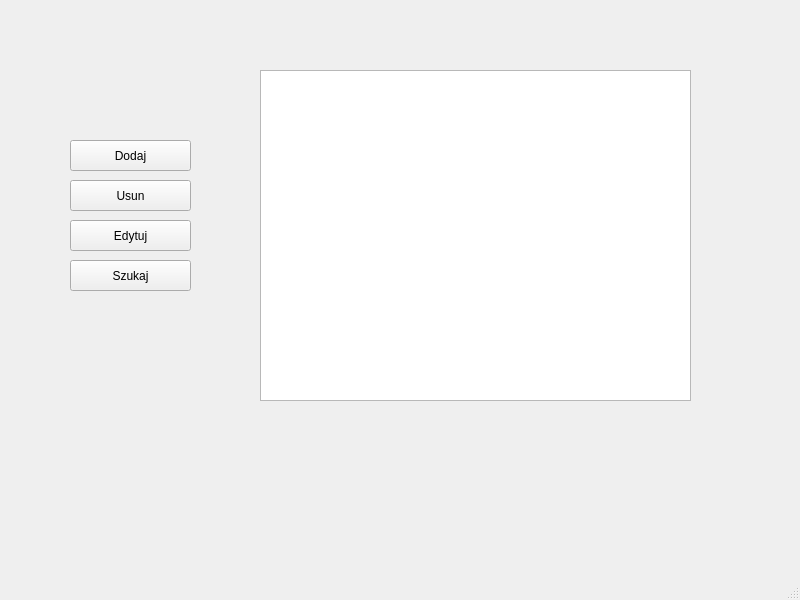
The window that mainwindow.ui (IPP-Projekt/Uczelnia_z_bibloteka_klas) describes before a commit, drawn with Qt 5.
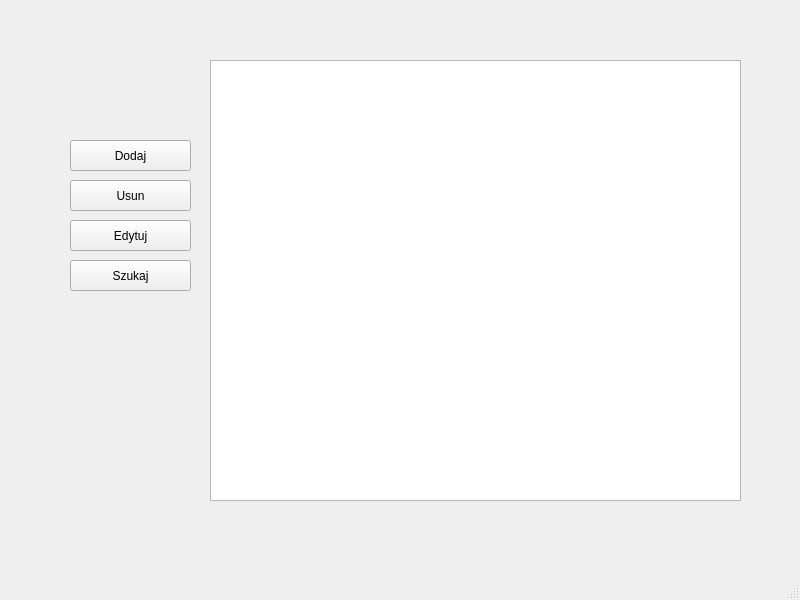
The same window after the commit.

Commit message: Usuniecie QDebug + Zmaina rozmiaru tableViewDatabase

What changed in the file:
```diff
--- a/mainwindow.ui
+++ b/mainwindow.ui
@@ -67,15 +67,12 @@
     </property>
    </widget>
    <widget class="QTableView" name="tableViewDatabase">
-    <property name="enabled">
-     <bool>true</bool>
-    </property>
     <property name="geometry">
      <rect>
-      <x>260</x>
-      <y>70</y>
-      <width>431</width>
-      <height>331</height>
+      <x>210</x>
+      <y>60</y>
+      <width>531</width>
+      <height>441</height>
      </rect>
     </property>
    </widget>
```
The commit also changes 1 other file.
